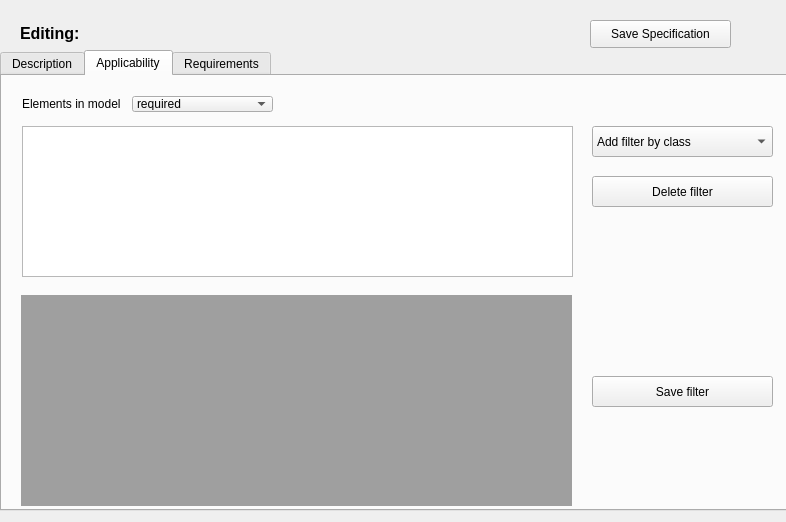
Above: GUI_Windows/idsEditor_spec_editor.ui from ivanfelipeib/Masterarbeit before the change. Below: the same form after it.
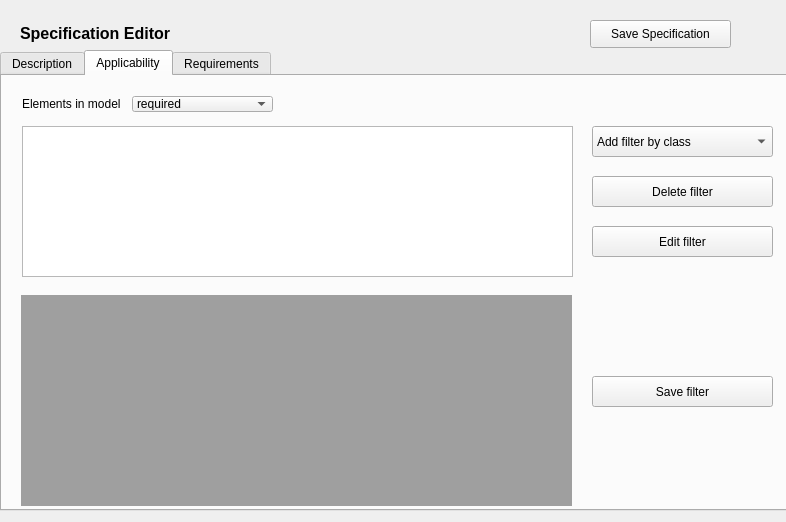
That is the form after the change. The open tabs and pages were chosen to show the change. Custom widgets are drawn as their Qt base class.

Commit message: Load successfully facets in filters/requ Subwindows. -TODO: Overwrite modified facets, specifications and IDS

The edit to the form file:
```diff
--- a/GUI_Windows/idsEditor_spec_editor.ui
+++ b/GUI_Windows/idsEditor_spec_editor.ui
@@ -261,6 +261,19 @@
        <string>Save filter</string>
       </property>
      </widget>
+     <widget class="QPushButton" name="btn_edit_filter">
+      <property name="geometry">
+       <rect>
+        <x>590</x>
+        <y>150</y>
+        <width>181</width>
+        <height>31</height>
+       </rect>
+      </property>
+      <property name="text">
+       <string>Edit filter</string>
+      </property>
+     </widget>
     </widget>
     <widget class="QWidget" name="tab_requirements">
      <attribute name="title">
@@ -373,7 +386,7 @@
       <x>20</x>
       <y>20</y>
       <width>211</width>
-      <height>26</height>
+      <height>27</height>
      </rect>
     </property>
     <layout class="QHBoxLayout" name="horizontalLayout">
@@ -388,7 +401,7 @@
         </font>
        </property>
        <property name="text">
-        <string>Editing:</string>
+        <string>Specification Editor</string>
        </property>
       </widget>
      </item>
@@ -403,7 +416,7 @@
         </font>
        </property>
        <property name="text">
-        <string>&lt;Spec Name&gt;</string>
+        <string/>
        </property>
       </widget>
      </item>
```
Left out of the diff: 13 changed lines with no effect on the pictures. The commit also changes 3 other files.
